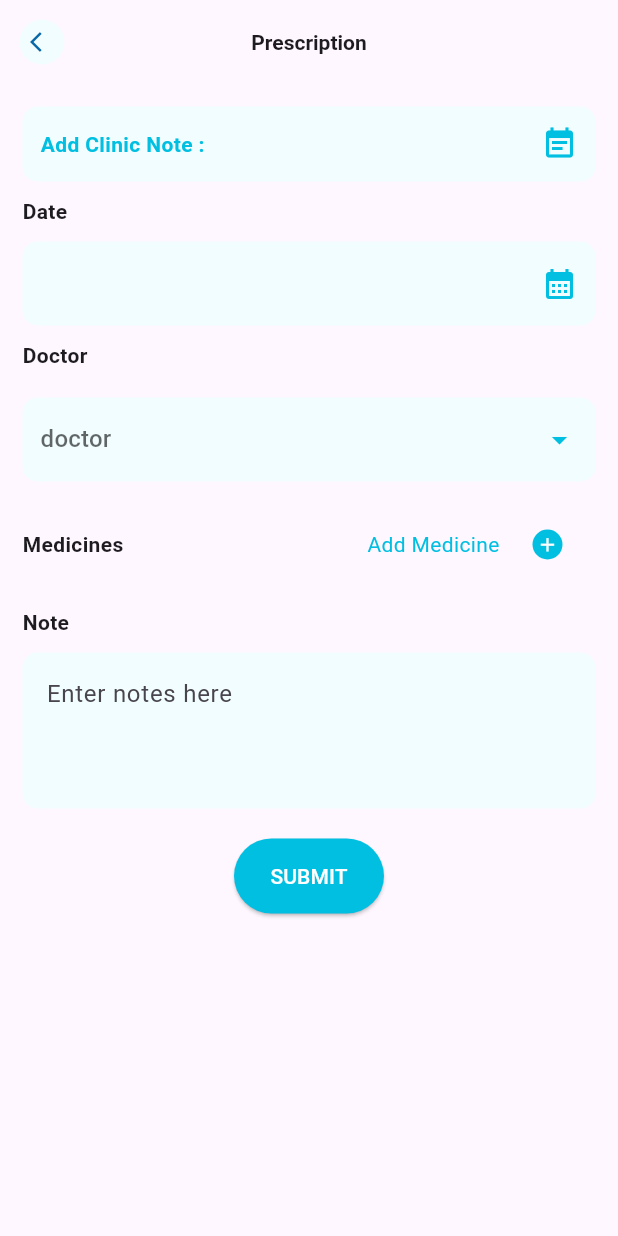
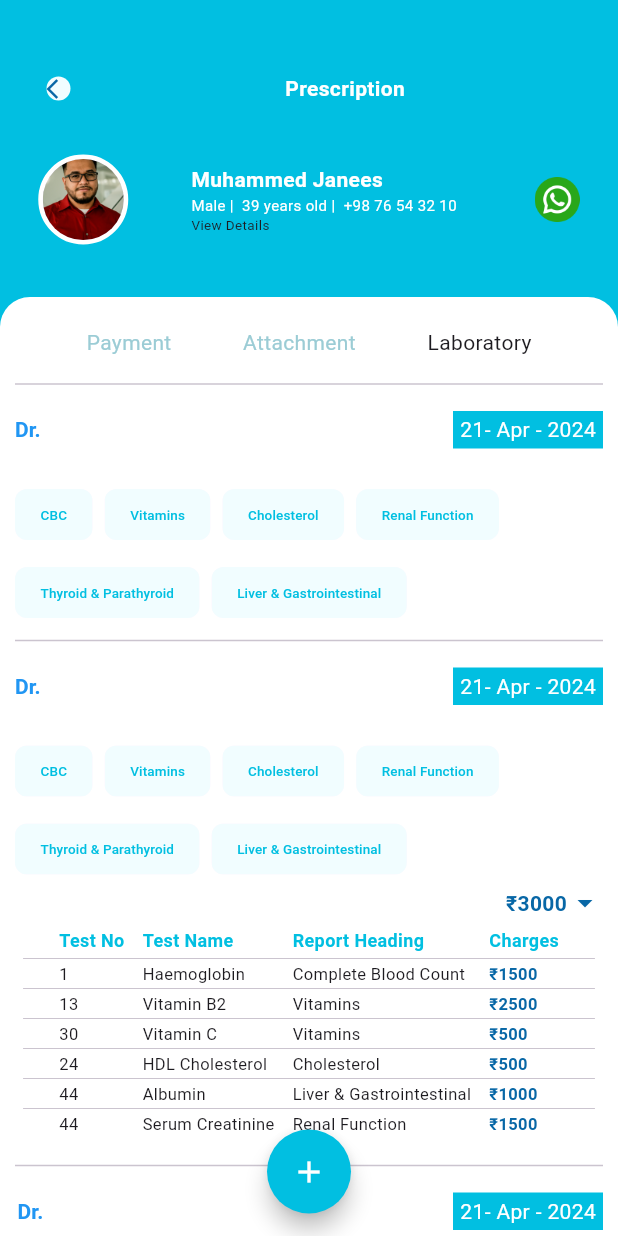
Before and after one commit to Muhammedsuhailv/cms_app_doctosmart, a Flutter app: the screen it shows after launch, on a phone screen of 412 x 824 dp. Run offline on Flutter 3.47's test engine with Material 3 defaults, Android fonts, the phone set to English and light mode, and no system bars.

Commit message:
sixth commit

```diff
--- /dev/null
+++ b/lib/common/widgets/tablets_table.dart
@@ -0,0 +1,48 @@
+import 'package:flutter/material.dart';
+
+class CustomDataTable extends StatelessWidget {
+  // Predefined data within the widget itself
+  final List<Map<String, dynamic>> _data = [
+    {"Test No": 1, "Test Name": "Haemoglobin", "Report Heading": "Complete Blood Count", "Charges": "₹1500"},
+    {"Test No": 13, "Test Name": "Vitamin B2", "Report Heading": "Vitamins", "Charges": "₹2500"},
+    {"Test No": 30, "Test Name": "Vitamin C", "Report Heading": "Vitamins", "Charges": "₹500"},
+    {"Test No": 24, "Test Name": "HDL Cholesterol", "Report Heading": "Cholesterol", "Charges": "₹500"},
+    {"Test No": 44, "Test Name": "Albumin", "Report Heading": "Liver & Gastrointestinal", "Charges": "₹1000"},
+    {"Test No": 44, "Test Name": "Serum Creatinine", "Report Heading": "Renal Function", "Charges": "₹1500"},
+  ];
+
+  @override
+  Widget build(BuildContext context) {
+    return Theme(
+      data: Theme.of(context).copyWith(
+        dividerColor: Colors.transparent,
+        dataTableTheme: DataTableThemeData(
+          dataRowColor: MaterialStateProperty.all(Colors.transparent),
+          headingRowColor: MaterialStateProperty.all(Colors.transparent),
+          dividerThickness: 0.0,
+        ),
+      ),
+      child: DataTable(
+        columnSpacing: 12, // Reducing the space between columns
+        headingRowHeight: 25, // Height of the header row
+        dataRowHeight: 20, // Height of the data rows
+        headingTextStyle: TextStyle(fontSize: 12, fontWeight: FontWeight.bold, color: Color(0xff01BFE1)), // Styling the headings
+        dataTextStyle: TextStyle(fontSize: 11), // Smaller text for data
+        columns: const [
+          DataColumn(label: Flexible(child: Text('Test No', overflow: TextOverflow.ellipsis))),
+          DataColumn(label: Flexible(child: Text('Test Name', overflow: TextOverflow.ellipsis))),
+          DataColumn(label: Flexible(child: Text('Report Heading', overflow: TextOverflow.ellipsis))),
+          DataColumn(label: Flexible(child: Text('Charges', overflow: TextOverflow.ellipsis))),
+        ],
+        rows: _data.map((test) => DataRow(
+          cells: [
+            DataCell(Text(test["Test No"].toString())),
+            DataCell(Text(test["Test Name"])),
+            DataCell(Text(test["Report Heading"])),
+            DataCell(Text(test["Charges"], style: const TextStyle(color: Color(0xff0867A6), fontWeight: FontWeight.bold))),
+          ],
+        )).toList(),
+      ),
+    );
+  }
+}
--- a/lib/features/dental/presentation/pages/dental_test_add.dart
+++ b/lib/features/dental/presentation/pages/dental_test_add.dart
@@ -33,7 +33,9 @@ class _DentalTestAddState extends State<DentalTestAdd> {
             minimumSize: WidgetStateProperty.all(const Size(10, 10)),
             backgroundColor: WidgetStateProperty.all(const Color(0xffF1FDFF)),
           ),
-          onPressed: () {},
+          onPressed: () {
+            Navigator.pop(context);
+          },
           icon:const Center(
             child: Icon(
               Icons.arrow_back_ios,
@@ -92,6 +94,7 @@ class _DentalTestAddState extends State<DentalTestAdd> {
               ),
               SizedBoxes.smallSizedBox,
               const CustomText(text: "Tooth No"),
+              SizedBoxes.smallSizedBox,
               const ToothSelection(),
               SizedBoxes.smallSizedBox,
               const CustomText(text: "Note"),
--- /dev/null
+++ b/lib/features/laboratory/presentation/pages/laboratory.dart
@@ -0,0 +1,414 @@
+import 'package:cms_app/features/dental/presentation/pages/dental_test_add.dart';
+import 'package:flutter/material.dart';
+import 'package:cms_app/common/widgets/tablets_table.dart';
+import 'package:cms_app/common/sized_box/sized_box.dart';
+
+class Laboratory extends StatefulWidget {
+  const Laboratory({super.key});
+
+  @override
+  _LaboratoryState createState() => _LaboratoryState();
+}
+
+class _LaboratoryState extends State<Laboratory> {
+  bool _isFabVisible = false;
+
+  void _toggleFab() {
+    setState(() {
+      _isFabVisible = !_isFabVisible;
+    });
+  }
+
+  @override
+  Widget build(BuildContext context) {
+    return Scaffold(
+      backgroundColor: const Color(0xff01BFE1),
+      body: Stack(
+        children: [
+          SingleChildScrollView(
+            child: Column(
+              children: [
+                Padding(
+                  padding: const EdgeInsets.all(15.0),
+                  child: Column(
+                    children: [
+                      SizedBoxes.normalSizedBox,
+                      Row(
+                        mainAxisAlignment: MainAxisAlignment.spaceBetween,
+                        children: [
+                          IconButton(
+                            style: ButtonStyle(
+                              minimumSize: WidgetStateProperty.all(const Size(10, 10)),
+                              backgroundColor: WidgetStateProperty.all(const Color(0xffF1FDFF)),
+                            ),
+                            onPressed: () {},
+                            icon: const Icon(
+                              Icons.arrow_back_ios,
+                              color: Color(0xff0867A6),
+                              size: 16,
+                            ),
+                            constraints: const BoxConstraints(
+                              maxHeight: 30,
+                              maxWidth: 30,
+                            ),
+                            padding: EdgeInsets.zero,
+                          ),
+                          const Text(
+                            "Prescription",
+                            style: TextStyle(
+                                fontSize: 14,
+                                fontWeight: FontWeight.bold,
+                                color: Colors.white
+                            ),
+                          ),
+                          const SizedBox(),
+                        ],
+                      ),
+                      SizedBoxes.normalSizedBox,
+                      Row(
+                        mainAxisAlignment: MainAxisAlignment.spaceAround,
+                        children: [
+                          Stack(
+                            alignment: Alignment.center,
+                            children: [
+                              Container(
+                                width: 60,
+                                height: 60,
+                                decoration: BoxDecoration(
+                                  shape: BoxShape.circle,
+                                  border: Border.all(
+                                    color: Colors.white,
+                                    width: 4.0,
+                                  ),
+                                ),
+                              ),
+                              const CircleAvatar(
+                                backgroundImage: AssetImage("assets/doctordp.jpg"),
+                                radius: 27,
+                              ),
+                            ],
+                          ),
+                          SizedBoxes.smallSizedBox,
+                          const Column(
+                            mainAxisAlignment: MainAxisAlignment.start,
+                            crossAxisAlignment: CrossAxisAlignment.start,
+                            children: [
+                              Text(
+                                "Muhammed Janees",
+                                style: TextStyle(
+                                    color: Colors.white,
+                                    fontWeight: FontWeight.bold),
+                              ),
+                              Text(
+                                "Male |  39 years old |  +98 76 54 32 10",
+                                style:
+                                TextStyle(color: Colors.white, fontSize: 10),
+                              ),
+                              Text(
+                                "View Details",
+                                style: TextStyle(fontSize: 9),
+                              )
+                            ],
+                          ),
+                          const SizedBox(
+                            width: 10,
+                          ),
+                          const Image(
+                            image: AssetImage("assets/whatsapp.png"),
+                            width: 30,
+                          )
+                        ],
+                      ),
+                    ],
+                  ),
+                ),
+                SizedBoxes.normalSizedBox,
+                Container(
+                  width: double.infinity,
+                  height: 1000,
+                  decoration: const BoxDecoration(
+                      color: Colors.white,
+                      borderRadius: BorderRadius.only(
+                          topLeft: Radius.circular(20),
+                          topRight: Radius.circular(20)
+                      )
+                  ),
+                  child: Padding(
+                    padding: const EdgeInsets.all(10.0),
+                    child: Column(
+                      children: [
+                        SizedBoxes.smallSizedBox,
+                        const Row(
+                          mainAxisAlignment: MainAxisAlignment.spaceBetween,
+                          children: [
+                            SizedBox(),
+                            Text("Payment", style: TextStyle(color: Color(0xff9BCCD5))),
+                            Text("Attachment", style: TextStyle(color: Color(0xff9BCCD5))),
+                            Text("Laboratory"),
+                            SizedBox(),
+                          ],
+                        ),
+                        SizedBoxes.smallSizedBox,
+                        const Divider(),
+                        SizedBoxes.smallSizedBox,
+                        Row(
+                          mainAxisAlignment: MainAxisAlignment.spaceBetween,
+                          children: [
+                            RichText(
+                              textAlign: TextAlign.center,
+                              text: const TextSpan(
+                                style: TextStyle(fontWeight: FontWeight.bold),
+                                children: [
+                                  TextSpan(
+                                    text: 'Dr.',
+                                    style: TextStyle(color: Colors.blue),
+                                  ),
+                                  TextSpan(
+                                    text: 'Muhammed Iqbal',
+                                  ),
+                                ],
+                              ),
+                            ),
+                            Container(
+                              width: 100,
+                              height: 25,
+                              color: const Color(0xff01BFE1),
+                              child: const Center(child: Text("21- Apr - 2024", style: TextStyle(color: Colors.white))),
+                            ),
+                          ],
+                        ),
+                        SizedBoxes.normalSizedBox,
+                        Align(
+                          alignment: Alignment.centerLeft,
+                          child: Wrap(
+                            spacing: 8.0,
+                            runSpacing: 4.0,
+                            children: <Widget>[
+                              _buildChip('CBC'),
+                              _buildChip('Vitamins'),
+                              _buildChip('Cholesterol'),
+                              _buildChip('Renal Function'),
+                              _buildChip('Thyroid & Parathyroid'),
+                              _buildChip('Liver & Gastrointestinal'),
+                            ],
+                          ),
+                        ),
+                        const Divider(),
+                        SizedBoxes.smallSizedBox,
+                        Row(
+                          mainAxisAlignment: MainAxisAlignment.spaceBetween,
+                          children: [
+                            RichText(
+                              textAlign: TextAlign.center,
+                              text: const TextSpan(
+                                style: TextStyle(fontWeight: FontWeight.bold),
+                                children: [
+                                  TextSpan(
+                                    text: 'Dr.',
+                                    style: TextStyle(color: Colors.blue),
+                                  ),
+                                  TextSpan(
+                                    text: 'Krishan Prasadh',
+                                  ),
+                                ],
+                              ),
+                            ),
+                            Container(
+                              width: 100,
+                              height: 25,
+                              color: const Color(0xff01BFE1),
+                              child: const Center(child: Text("21- Apr - 2024", style: TextStyle(color: Colors.white))),
+                            ),
+                          ],
+                        ),
+                        SizedBoxes.normalSizedBox,
+                        Align(
+                          alignment: Alignment.centerLeft,
+                          child: Wrap(
+                            spacing: 8.0,
+                            runSpacing: 4.0,
+                            children: <Widget>[
+                              _buildChip('CBC'),
+                              _buildChip('Vitamins'),
+                              _buildChip('Cholesterol'),
+                              _buildChip('Renal Function'),
+                              _buildChip('Thyroid & Parathyroid'),
+                              _buildChip('Liver & Gastrointestinal'),
+                            ],
+                          ),
+                        ),
+                        const Row(
+                          mainAxisAlignment: MainAxisAlignment.end,
+                          children: [
+                            Text(
+                              '₹3000',
+                              style: TextStyle(
+                                fontWeight: FontWeight.bold,
+                                color: Color(0xff0867A6),
+                              ),
+                            ),
+                            Icon(Icons.arrow_drop_down, color: Color(0xff0867A6)),
+                          ],
+                        ),
+                        CustomDataTable(),
+                        SizedBoxes.smallSizedBox,
+                        const Divider(),
+                        SizedBoxes.smallSizedBox,
+                        Row(
+                          mainAxisAlignment: MainAxisAlignment.spaceBetween,
+                          children: [
+                            RichText(
+                              textAlign: TextAlign.center,
+                              text: const TextSpan(
+                                style: TextStyle(fontWeight: FontWeight.bold),
+                                children: [
+                                  TextSpan(
+                                    text: 'Dr.',
+                                    style: TextStyle(color: Colors.blue),
+                                  ),
+                                  TextSpan(
+                                    text: 'Ram Chathran ',
+                                  ),
+                                ],
+                              ),
+                            ),
+                            Container(
+                              width: 100,
+                              height: 25,
+                              color: const Color(0xff01BFE1),
+                              child: const Center(child: Text("21- Apr - 2024", style: TextStyle(color: Colors.white))),
+                            ),
+                          ],
+                        ),
+                        SizedBoxes.normalSizedBox,
+                        Align(
+                          alignment: Alignment.centerLeft,
+                          child: Wrap(
+                            spacing: 8.0,
+                            runSpacing: 4.0,
+                            children: <Widget>[
+                              _buildChip('CBC'),
+                              _buildChip('Vitamins'),
+                              _buildChip('Cholesterol'),
+                              _buildChip('Renal Function'),
+                              _buildChip('Thyroid & Parathyroid'),
+                              _buildChip('Liver & Gastrointestinal'),
+                            ],
+                          ),
+                        ),
+                        const Row(
+                          mainAxisAlignment: MainAxisAlignment.end,
+                          children: [
+                            Text(
+                              '₹3000',
+                              style: TextStyle(
+                                fontWeight: FontWeight.bold,
+                                color: Color(0xff0867A6),
+                              ),
+                            ),
+                            Icon(Icons.arrow_drop_down, color: Color(0xff0867A6)),
+                          ],
+                        ),
+                        const Divider(),
+                      ],
+                    ),
+                  ),
+                )
+              ],
+            ),
+          ),
+          Stack(
+            children: [
+              if (_isFabVisible)
+                Positioned(
+                  bottom: 80,
+                  left: MediaQuery.of(context).size.width / 2 - 75,
+                  child: Column(
+                    children: [
+                      Container(
+                        margin: const EdgeInsets.only(bottom: 10),
+                        padding: const EdgeInsets.all(8),
+                        decoration: BoxDecoration(
+                          color: Color(0xff01BFE1),
+                          borderRadius: BorderRadius.circular(8),
+                          boxShadow: [
+                            const BoxShadow(
+                              color: Colors.white12,
+                              blurRadius: 10,
+                              offset: Offset(10, 10),
+                            ),
+                          ],
+                        ),
+                        child: const Row(
+                          mainAxisSize: MainAxisSize.min,
+                          children: [
+                            Icon(Icons.sticky_note_2_outlined, color: Colors.white),
+                            SizedBox(width: 8),
+                            Text("Pathology Test",style: TextStyle(color: Colors.white),),
+                          ],
+                        ),
+                      ),
+                      Container(
+                        padding: const EdgeInsets.all(8),
+                        decoration: BoxDecoration(
+                          color: Color(0xff01BFE1),
+                          borderRadius: BorderRadius.circular(8),
+                          boxShadow: [
+                            const BoxShadow(
+                              color: Colors.black26,
+                              blurRadius: 8,
+                              offset: Offset(0, 5),
+                            ),
+                          ],
+                        ),
+                        child: InkWell(
+                          onTap: () {
+                            Navigator.push(context, MaterialPageRoute(builder: (context) => DentalTestAdd(),));
+                          },
+                          child: const Row(
+                            mainAxisSize: MainAxisSize.min,
+                            children: [
+                              Icon(Icons.sticky_note_2_outlined, color: Colors.white),
+                              SizedBox(width: 8),
+                              Text("Dental Test",style: TextStyle(color: Colors.white),),
+                            ],
+                          ),
+                        ),
+                      ),
+                    ],
+                  ),
+                ),
+              // FloatingActionButton at the bottom center
+              Positioned(
+                bottom: 15,
+                left: MediaQuery.of(context).size.width / 2 - 28,
+                child: FloatingActionButton(
+                  onPressed: _toggleFab,
+                  backgroundColor: const Color(0xff01BFE1),
+                  shape: const CircleBorder(),
+                  child: Icon(_isFabVisible ? Icons.close : Icons.add,color: Colors.white,),
+                ),
+              ),
+            ],
+          )
+
+
+        ],
+      ),
+    );
+  }
+}
+
+Widget _buildChip(String label) {
+  return Chip(
+    label: Text(
+      label,
+      style: const TextStyle(color: Color(0xff01BFE1), fontSize: 9),
+    ),
+    backgroundColor: const Color(0xffF1FDFF),
+    shape: RoundedRectangleBorder(
+        borderRadius: BorderRadius.circular(8),
+        side: const BorderSide(color: Colors.transparent)
+    ),
+  );
+}
--- a/lib/features/prescription/presentation/pages/prescription_add1.dart
+++ b/lib/features/prescription/presentation/pages/prescription_add1.dart
@@ -1,5 +1,5 @@
 import 'package:cms_app/common/sized_box/sized_box.dart';
-import 'package:cms_app/features/prescription/presentation/pages/prescription_add2.dart';
+import 'package:cms_app/features/prescription/presentation/pages/prescription_popup.dart';
 import 'package:flutter/material.dart';
 
 import '../../../../common/widgets/custom_dropdown.dart';
@@ -32,7 +32,7 @@ class _PrescriptionAdd1State extends State<PrescriptionAdd1> {
 
   @override
   Widget build(BuildContext context) {
-    var screenWidth = MediaQuery.of(context).size.width;
+    // var screenWidth = MediaQuery.of(context).size.width;
     return Scaffold(
       appBar: AppBar(
         centerTitle: true,
@@ -88,9 +88,11 @@ class _PrescriptionAdd1State extends State<PrescriptionAdd1> {
               SizedBoxes.smallSizedBox,
               const CustomText(text: "Date"),
               SizedBoxes.smallSizedBox,
+              Stack(
+                alignment: Alignment.centerLeft,
+                children: [
                   TextFormField(
                     decoration: InputDecoration(
-                  prefixText: "${_selectedDate.toLocal()}".split(' ')[0],
                       suffixIcon: InkWell(
                         onTap: () => _selectDate(context),
                         child: const Icon(
@@ -113,6 +115,18 @@ class _PrescriptionAdd1State extends State<PrescriptionAdd1> {
                         borderSide: BorderSide.none,
                       ),
                     ),
+                  ),
+                  Padding(
+                    padding: const EdgeInsets.only(left: 12.0),
+                    child: Text(
+                      "${_selectedDate.toLocal()}".split(' ')[0],
+                      style:const TextStyle(
+                        color: Colors.black54,
+                        fontSize: 16.0,
+                      ),
+                    ),
+                  ),
+                ],
               ),
               SizedBoxes.smallSizedBox,
               const CustomText(text: "Doctor"),
@@ -148,7 +162,7 @@ class _PrescriptionAdd1State extends State<PrescriptionAdd1> {
                             minHeight: 20,
                           ),
                           onPressed: () {
-                            Navigator.push(context, MaterialPageRoute(builder: (context) => PrescriptionPopup(),));
+                            Navigator.push(context, MaterialPageRoute(builder: (context) => const PrescriptionPopup(),));
                           },
                           icon: const Icon(Icons.add, color: Colors.white),
                           style: ButtonStyle(
--- a/lib/features/prescription/presentation/pages/prescription_add2.dart
+++ b/lib/features/prescription/presentation/pages/prescription_popup.dart
@@ -28,8 +28,8 @@ class _PrescriptionPopupState extends State<PrescriptionPopup> {
         ),
         leading: IconButton(
           style: ButtonStyle(
-            minimumSize: MaterialStateProperty.all(const Size(10, 10)),
-            backgroundColor: MaterialStateProperty.all(const Color(0xffF1FDFF)),
+            minimumSize: WidgetStateProperty.all(const Size(10, 10)),
+            backgroundColor: WidgetStateProperty.all(const Color(0xffF1FDFF)),
           ),
           onPressed: () {
             Navigator.pop(context);
--- a/lib/main.dart
+++ b/lib/main.dart
@@ -1,5 +1,4 @@
-import 'package:cms_app/features/prescription/presentation/pages/prescription_add1.dart';
-import 'package:cms_app/features/prescription/presentation/pages/prescription_add2.dart';
+import 'package:cms_app/features/laboratory/presentation/pages/laboratory.dart';
 import 'package:flutter/material.dart';
 
 void main() {
@@ -18,7 +17,7 @@ class MyApp extends StatelessWidget {
         colorScheme: ColorScheme.fromSeed(seedColor: Colors.deepPurple),
         useMaterial3: true,
       ),
-      home: PrescriptionAdd1(),
+      home: Laboratory(),
     );
   }
 }
```
Also changed, not shown: assets/doctordp.jpg (added), assets/onboarding.png (added), assets/whatsapp.png (added). Lines whose indentation alone changed are shown as unchanged.
